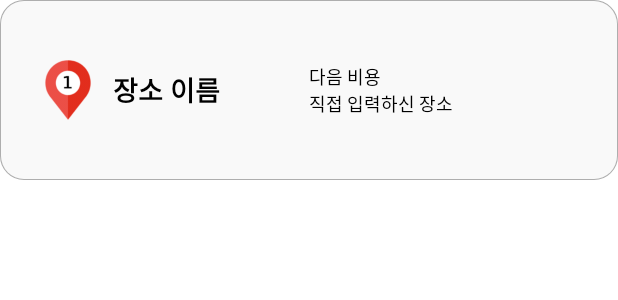
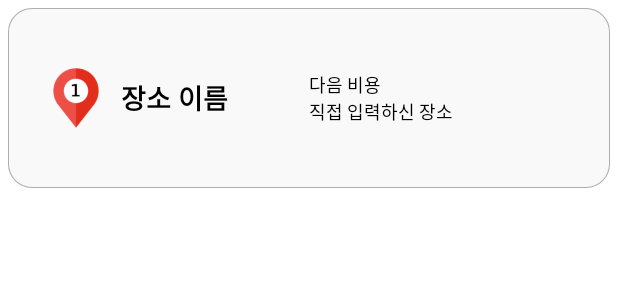
Before and after one commit to fit-trip/client, an Android app: the layout item_detail_schedule.xml on its own in the app's theme, with its tools: preview values and no code run, on a phone screen of 412 x 824 dp. Shown: the top 300 px of the screen. Run offline under Robolectric (Android 15) with nearby library versions, the phone set to English and light mode, and no system bars.

Commit message:
Chore: 일정 목록 디테일, 선택 장소 디테일, dialog 창 수정

```diff
--- a/app/src/main/res/layout/activity_detail_schedule.xml
+++ b/app/src/main/res/layout/activity_detail_schedule.xml
@@ -103,7 +103,7 @@
                     android:layout_width="match_parent"
                     android:layout_height="wrap_content"
                     android:layout_below="@id/text_share_form_title"
-                    android:layout_marginTop="10dp"
+                    android:layout_marginTop="20dp"
                     android:textSize="15sp"
                     android:maxLines="3"
                     android:hint="공유할 스케줄에 대한 설명" />
@@ -113,7 +113,7 @@
                     android:layout_width="match_parent"
                     android:layout_height="wrap_content"
                     android:orientation="horizontal"
-                    android:layout_marginTop="15dp"
+                    android:layout_marginTop="25dp"
                     android:gravity="center_vertical"
                     android:layout_below="@id/edit_share_form">
 
--- a/app/src/main/res/layout/item_detail_schedule.xml
+++ b/app/src/main/res/layout/item_detail_schedule.xml
@@ -5,9 +5,11 @@
     android:layout_width="match_parent"
     android:layout_height="120dp"
     android:padding="15dp"
+    android:layout_margin="5dp"
     android:gravity="center_vertical"
     android:background="@drawable/schedule_detail"
     >
+
     <LinearLayout
         android:id="@+id/item_detail_schedule_name_root"
         android:layout_width="0dp"
--- a/app/src/main/res/layout/item_my_schedule.xml
+++ b/app/src/main/res/layout/item_my_schedule.xml
@@ -5,6 +5,7 @@
     android:layout_width="match_parent"
     android:layout_height="120dp"
     android:padding="20dp"
+    android:layout_margin="5dp"
     android:gravity="center_vertical"
     android:background="@drawable/schedulelist_item"
     >
```
